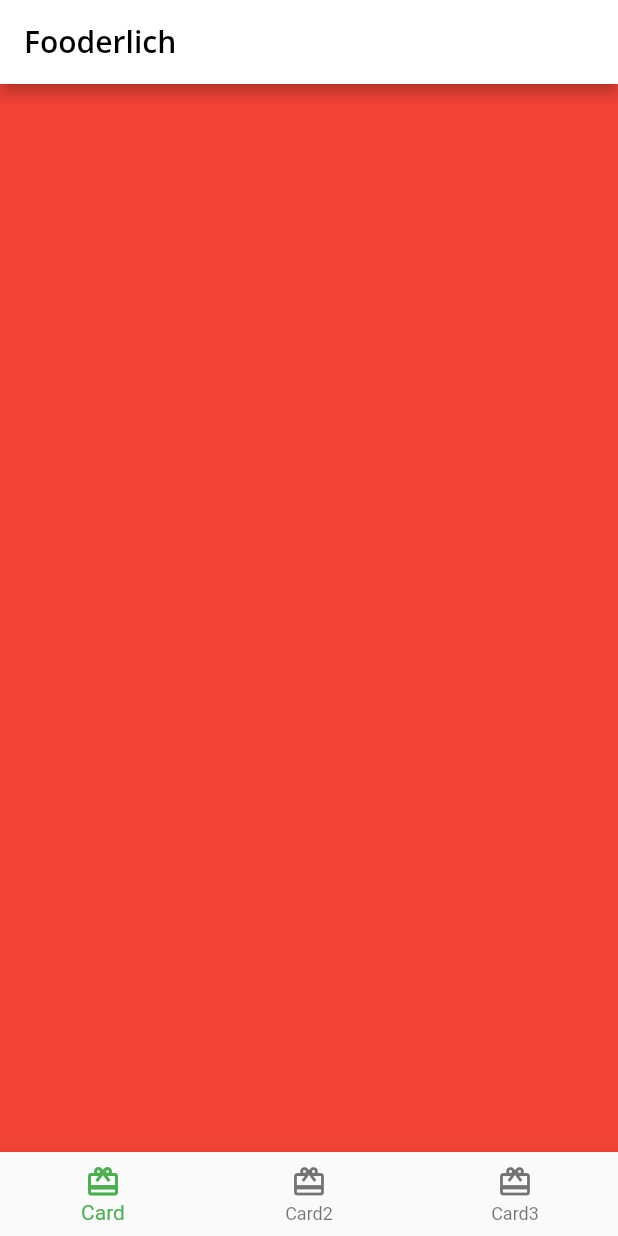
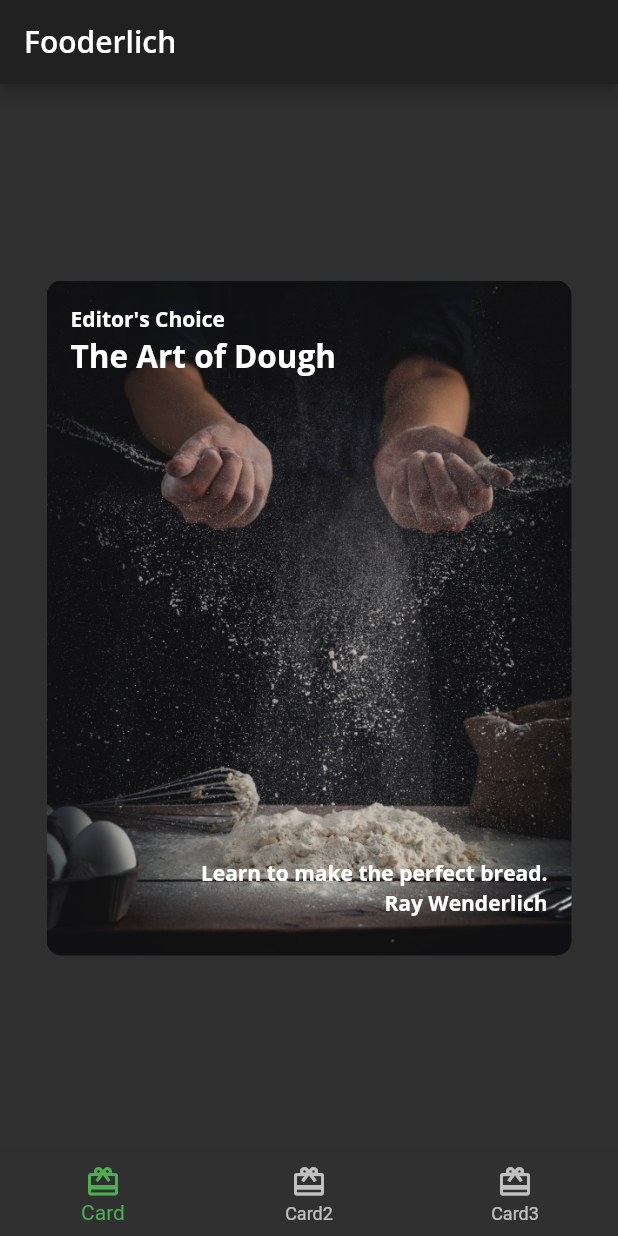
Before and after one commit to raulterraferrao/flutter-apprentice-book, a Flutter app: the screen it shows after launch, on a phone screen of 412 x 824 dp. Run offline on Flutter 3.47's test engine with Material 2 defaults, Android fonts, the phone set to English and light mode, and no system bars; our stand-ins replace google_fonts.

Commit message:
Finished the second part of the book, the Fooderlich

```diff
--- /dev/null
+++ b/flutter_apprentice_book_fooderlich_app_2/lib/card1.dart
@@ -0,0 +1,63 @@
+import 'package:flutter/material.dart';
+import 'package:flutter_apprentice_book_fooderlich_app_2/main.dart';
+import 'fooderlich_theme.dart';
+
+class Card1 extends StatelessWidget {
+  const Card1({Key? key}) : super(key: key);
+
+  final String category = 'Editor\'s Choice';
+  final String title = 'The Art of Dough';
+  final String description = 'Learn to make the perfect bread.';
+  final String chef = 'Ray Wenderlich';
+
+  @override
+  Widget build(BuildContext context) {
+    return Center(
+      //TODO: Card1 Decorate Container
+
+      child: Container(
+        child: Stack(
+          children: [
+            Text(
+              category,
+              style: FooderlichTheme.darkTextTheme.bodyText1,
+            ),
+            Positioned(
+              child: Text(
+                title,
+                style: FooderlichTheme.darkTextTheme.headline2,
+              ),
+              top: 20,
+            ),
+            Positioned(
+              child: Text(
+                description,
+                style: FooderlichTheme.darkTextTheme.bodyText1,
+              ),
+              bottom: 30,
+              right: 0,
+            ),
+            Positioned(
+              child: Text(
+                chef,
+                style: FooderlichTheme.darkTextTheme.bodyText1,
+              ),
+              bottom: 10,
+              right: 0,
+            ),
+          ],
+        ),
+        padding: const EdgeInsets.all(16),
+        constraints: const BoxConstraints.expand(
+          width: 350,
+          height: 450,
+        ),
+        decoration: const BoxDecoration(
+          image: DecorationImage(
+              image: AssetImage('assets/mag1.png'), fit: BoxFit.cover),
+          borderRadius: BorderRadius.all(Radius.circular(10.0)),
+        ),
+      ),
+    );
+  }
+}
--- a/flutter_apprentice_book_fooderlich_app_2/lib/home.dart
+++ b/flutter_apprentice_book_fooderlich_app_2/lib/home.dart
@@ -1,4 +1,7 @@
 import 'package:flutter/material.dart';
+import 'card1.dart';
+import 'card2.dart';
+import 'card3.dart';
 
 class Home extends StatefulWidget {
   const Home({Key? key}) : super(key: key);
@@ -11,11 +14,9 @@
   int _selectedIndex = 0;
 
   static List<Widget> pages = <Widget>[
-    //TODO: Replace with Card1
-    Container(color: Colors.red),
-    //TODO: Replade with Card2
-    Container(color: Colors.green),
-    //TODO: Replace with Card3
+    const Card1(),
+    const Card2(),
+    const Card3(),
     Container(color: Colors.blue),
   ];
 
--- a/flutter_apprentice_book_fooderlich_app_2/lib/main.dart
+++ b/flutter_apprentice_book_fooderlich_app_2/lib/main.dart
@@ -10,7 +10,7 @@
   const Fooderlich({Key? key}) : super(key: key);
   @override
   Widget build(BuildContext conxtext) {
-    final theme = FooderlichTheme.light();
+    final theme = FooderlichTheme.dark();
     //TODO: Apply Home widget
 
     return MaterialApp(
```
Also changed, not shown: flutter_apprentice_book_fooderlich_app_2/lib/author_card.dart (added, +60 -0 lines), flutter_apprentice_book_fooderlich_app_2/lib/card2.dart (added, +56 -0 lines), flutter_apprentice_book_fooderlich_app_2/lib/card3.dart (added, +80 -0 lines), flutter_apprentice_book_fooderlich_app_2/lib/circle_image.dart (added, +22 -0 lines).
